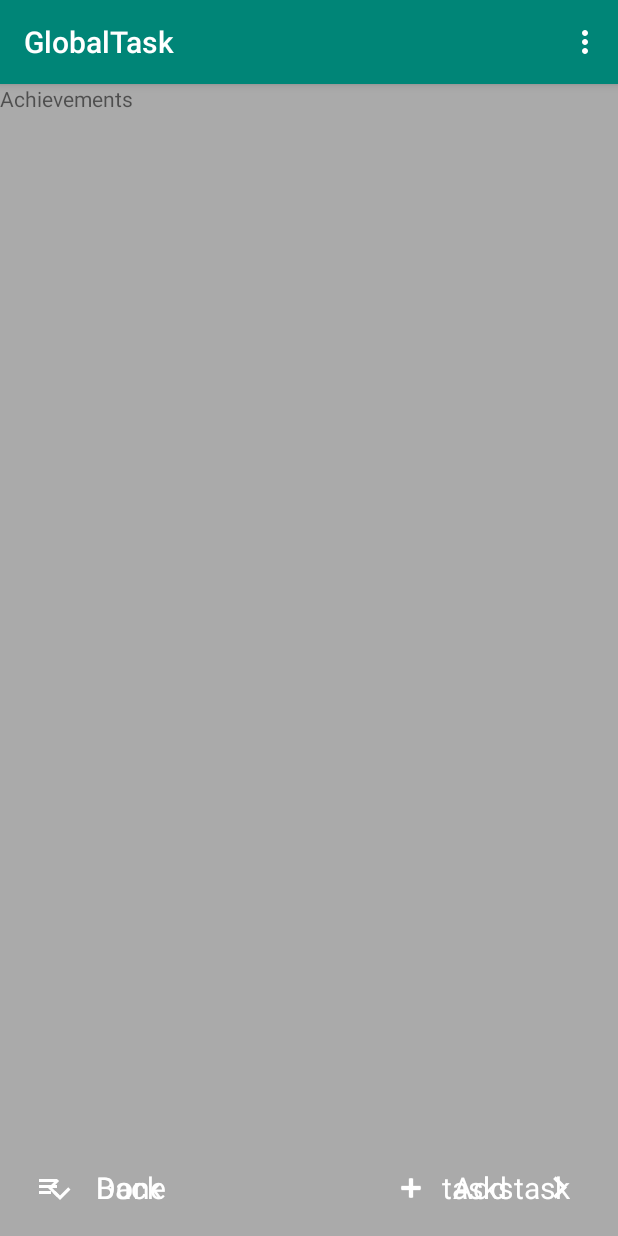
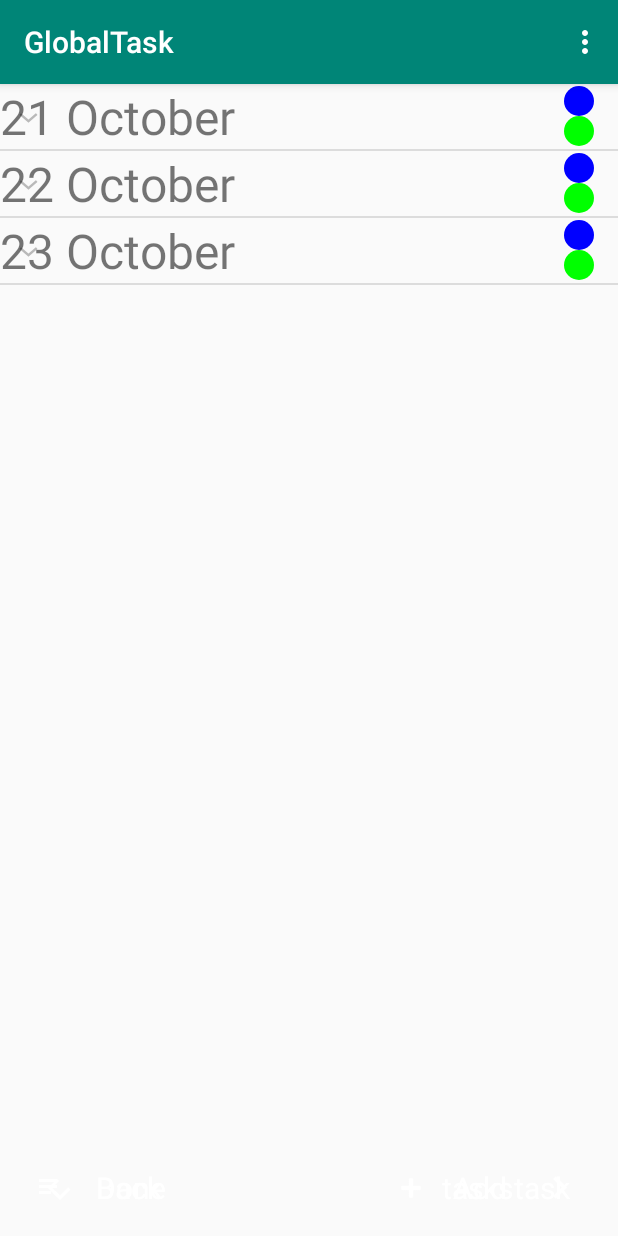
Before and after one commit to MohammedIbrahim01/DTask, an Android app: the fragment AchievementsFragment placed in its activity, on a phone screen of 412 x 824 dp. Run offline under Robolectric (Android 15) with nearby library versions, the phone set to English and light mode, and no system bars; our stand-ins replace ButterKnife, Room's generated code; libraries missing offline, so code that uses them is left out: com.robertlevonyan.views; plain views replace FloatingActionLayout; 8 statements that could not run were skipped.

Commit message:
add tasks and achievements lists

```diff
--- /dev/null
+++ b/app/src/main/java/com/example/abdelazim/globaltask/achievements/AchievementAdapter.java
@@ -0,0 +1,135 @@
+package com.example.abdelazim.globaltask.achievements;
+
+import android.view.LayoutInflater;
+import android.view.View;
+import android.view.ViewGroup;
+import android.widget.BaseExpandableListAdapter;
+import android.widget.TextView;
+
+import com.example.abdelazim.globaltask.R;
+import com.example.abdelazim.globaltask.repository.model.Task;
+
+import java.util.ArrayList;
+import java.util.HashMap;
+import java.util.List;
+
+class AchievementAdapter extends BaseExpandableListAdapter {
+
+    private List<String> headerList = new ArrayList<>();
+    private HashMap<String, List<Task>> listHashMap = new HashMap<>();
+
+
+    public void setHeaderList(List<String> headerList) {
+        this.headerList = headerList;
+    }
+
+    public void setListHashMap(HashMap<String, List<Task>> listHashMap) {
+        this.listHashMap = listHashMap;
+    }
+
+    @Override
+    public int getGroupCount() {
+        return headerList.size();
+    }
+
+    @Override
+    public int getChildrenCount(int groupPosition) {
+        List<Task> taskList = listHashMap.get(headerList.get(groupPosition));
+        if (taskList == null)
+            return 0;
+        return taskList.size();
+    }
+
+    @Override
+    public Object getGroup(int groupPosition) {
+        return headerList.get(groupPosition);
+    }
+
+    @Override
+    public Object getChild(int groupPosition, int childPosition) {
+        List<Task> taskList = listHashMap.get(headerList.get(groupPosition));
+        if (taskList == null)
+            return null;
+        return taskList.get(childPosition);
+    }
+
+    @Override
+    public long getGroupId(int groupPosition) {
+        return groupPosition;
+    }
+
+    @Override
+    public long getChildId(int groupPosition, int childPosition) {
+        return childPosition;
+    }
+
+    @Override
+    public boolean hasStableIds() {
+        return false;
+    }
+
+    @Override
+    public View getGroupView(int groupPosition, boolean isExpanded, View convertView, ViewGroup parent) {
+
+        if (convertView == null)
+            convertView = LayoutInflater.from(parent.getContext()).inflate(R.layout.header_achievements_list, parent, false);
+        if (isExpanded)
+            convertView.setBackgroundColor(parent.getResources().getColor(R.color.colorAccent));
+        else
+            convertView.setBackgroundColor(parent.getResources().getColor(android.R.color.transparent));
+
+        String headerTitle = (String) getGroup(groupPosition);
+        HeaderViewHolder viewHolder = new HeaderViewHolder(convertView);
+
+        viewHolder.setDate(headerTitle);
+
+        return convertView;
+    }
+
+    @Override
+    public View getChildView(int groupPosition, int childPosition, boolean isLastChild, View convertView, ViewGroup parent) {
+        if (convertView == null)
+            convertView = LayoutInflater.from(parent.getContext()).inflate(R.layout.item_achievements_list, parent, false);
+        ChildViewHolder viewHolder = new ChildViewHolder(convertView);
+        Task currentTask = (Task) getChild(groupPosition, childPosition);
+        viewHolder.setTitle(currentTask.getTitle());
+        viewHolder.setDescription(currentTask.getDescription());
+
+        return convertView;
+    }
+
+    @Override
+    public boolean isChildSelectable(int groupPosition, int childPosition) {
+        return false;
+    }
+
+    public class HeaderViewHolder {
+        TextView dateTextView;
+
+        public HeaderViewHolder(View itemView) {
+            dateTextView = itemView.findViewById(R.id.header_date_textView);
+        }
+
+        public void setDate(String time) {
+            dateTextView.setText(time);
+        }
+    }
+
+    public class ChildViewHolder {
+        TextView achievementTitleTextView, achievementDescriptionTextView;
+
+        public ChildViewHolder(View itemView) {
+            achievementTitleTextView = itemView.findViewById(R.id.achievement_title_textView);
+            achievementDescriptionTextView = itemView.findViewById(R.id.achievement_description_textView);
+        }
+
+        public void setDescription(String description) {
+            achievementDescriptionTextView.setText(description);
+        }
+
+        public void setTitle(String title) {
+            achievementTitleTextView.setText(title);
+        }
+    }
+
+}
--- a/app/src/main/java/com/example/abdelazim/globaltask/achievements/AchievementsFragment.java
+++ b/app/src/main/java/com/example/abdelazim/globaltask/achievements/AchievementsFragment.java
@@ -1,5 +1,6 @@
 package com.example.abdelazim.globaltask.achievements;
 
+import android.arch.lifecycle.Observer;
 import android.arch.lifecycle.ViewModelProviders;
 import android.os.Bundle;
 import android.support.annotation.NonNull;
@@ -8,12 +9,18 @@
 import android.view.LayoutInflater;
 import android.view.View;
 import android.view.ViewGroup;
+import android.widget.ExpandableListView;
 
 import com.example.abdelazim.globaltask.R;
+import com.example.abdelazim.globaltask.repository.model.Task;
+
+import java.util.List;
 
 public class AchievementsFragment extends Fragment {
 
     private AchievementsViewModel mViewModel;
+    private ExpandableListView achievementsExpandableListView;
+    private AchievementAdapter adapter;
 
     public static AchievementsFragment newInstance() {
         return new AchievementsFragment();
@@ -22,14 +29,38 @@
     @Override
     public View onCreateView(@NonNull LayoutInflater inflater, @Nullable ViewGroup container,
                              @Nullable Bundle savedInstanceState) {
-        return inflater.inflate(R.layout.achievements_fragment, container, false);
+        View view = inflater.inflate(R.layout.achievements_fragment, container, false);
+
+        setupExpandableListViewWithAdapter(view);
+
+        mViewModel = ViewModelProviders.of(this).get(AchievementsViewModel.class);
+
+        mViewModel.start(getContext(), adapter);
+
+        mViewModel.getAchievementsList().observe(this, new Observer<List<Task>>() {
+            @Override
+            public void onChanged(@Nullable List<Task> achievements) {
+
+                mViewModel.displayAchievements(achievements);
+            }
+        });
+
+        achievementsExpandableListView.setOnChildClickListener(new ExpandableListView.OnChildClickListener() {
+            @Override
+            public boolean onChildClick(ExpandableListView parent, View v, int groupPosition, int childPosition, long id) {
+                int index = parent.getFlatListPosition(ExpandableListView.getPackedPositionForChild(groupPosition, childPosition));
+                parent.setItemChecked(groupPosition, true);
+                return true;
+            }
+        });
+
+        return view;
     }
 
-    @Override
-    public void onActivityCreated(@Nullable Bundle savedInstanceState) {
-        super.onActivityCreated(savedInstanceState);
-        mViewModel = ViewModelProviders.of(this).get(AchievementsViewModel.class);
-        // TODO: Use the ViewModel
+    private void setupExpandableListViewWithAdapter(View view) {
+
+        adapter = new AchievementAdapter();
+        achievementsExpandableListView = view.findViewById(R.id.achievements_expandableListView);
+        achievementsExpandableListView.setAdapter(adapter);
     }
-
 }
--- a/app/src/main/java/com/example/abdelazim/globaltask/achievements/AchievementsViewModel.java
+++ b/app/src/main/java/com/example/abdelazim/globaltask/achievements/AchievementsViewModel.java
@@ -1,7 +1,45 @@
 package com.example.abdelazim.globaltask.achievements;
 
+import android.arch.lifecycle.LiveData;
 import android.arch.lifecycle.ViewModel;
+import android.content.Context;
+
+import com.example.abdelazim.globaltask.repository.local.AppDatabase;
+import com.example.abdelazim.globaltask.repository.model.Task;
+import com.example.abdelazim.globaltask.tasks.TaskAdapter;
+
+import java.util.ArrayList;
+import java.util.HashMap;
+import java.util.List;
 
 public class AchievementsViewModel extends ViewModel {
-    // TODO: Implement the ViewModel
+
+
+    private LiveData<List<Task>> achievementsList;
+    private AchievementAdapter adapter;
+
+    public void start(Context context, AchievementAdapter adapter) {
+
+        this.adapter = adapter;
+        achievementsList = AppDatabase.getInstance(context).taskDao().getAchievements();
+    }
+
+    public LiveData<List<Task>> getAchievementsList() {
+        return achievementsList;
+    }
+
+    public void displayAchievements(List<Task> achievements) {
+
+        List<String> headerList = new ArrayList<>();
+        headerList.add("21 October");
+        headerList.add("22 October");
+        headerList.add("23 October");
+        adapter.setHeaderList(headerList);
+        HashMap<String, List<Task>> hashMap = new HashMap<>();
+        hashMap.put(headerList.get(0), achievements);
+        hashMap.put(headerList.get(1), achievements);
+        hashMap.put(headerList.get(2), achievements);
+        adapter.setListHashMap(hashMap);
+        adapter.notifyDataSetChanged();
+    }
 }
--- /dev/null
+++ b/app/src/main/java/com/example/abdelazim/globaltask/tasks/TaskAdapter.java
@@ -0,0 +1,71 @@
+package com.example.abdelazim.globaltask.tasks;
+
+import android.support.annotation.NonNull;
+import android.support.v7.widget.RecyclerView;
+import android.view.LayoutInflater;
+import android.view.View;
+import android.view.ViewGroup;
+import android.widget.TextView;
+
+import com.example.abdelazim.globaltask.R;
+import com.example.abdelazim.globaltask.repository.model.Task;
+
+import java.util.ArrayList;
+import java.util.List;
+
+public class TaskAdapter extends RecyclerView.Adapter<TaskAdapter.ViewHolder> {
+
+    private List<Task> taskList = new ArrayList<>();
+
+    public List<Task> getTaskList() {
+        return taskList;
+    }
+
+    public void setTaskList(List<Task> taskList) {
+        this.taskList = taskList;
+    }
+
+    @NonNull
+    @Override
+    public ViewHolder onCreateViewHolder(@NonNull ViewGroup viewGroup, int i) {
+        View view = LayoutInflater.from(viewGroup.getContext()).inflate(R.layout.item_tasks_list, viewGroup, false);
+
+        return new ViewHolder(view);
+    }
+
+    @Override
+    public void onBindViewHolder(@NonNull ViewHolder viewHolder, int i) {
+        Task currentTask = taskList.get(i);
+        viewHolder.setTitle(currentTask.getTitle());
+        viewHolder.setDescription(currentTask.getDescription());
+        viewHolder.setTime(String.valueOf(currentTask.getTime()));
+    }
+
+    @Override
+    public int getItemCount() {
+        return taskList.size();
+    }
+
+    public class ViewHolder extends RecyclerView.ViewHolder {
+        TextView taskTitleTextView, taskDescriptionTextView, taskTimeTextView;
+
+        public ViewHolder(@NonNull View itemView) {
+            super(itemView);
+            taskTitleTextView = itemView.findViewById(R.id.task_title_textView);
+            taskDescriptionTextView = itemView.findViewById(R.id.task_description_textView);
+            taskTimeTextView = itemView.findViewById(R.id.task_time_textView);
+        }
+
+        public void setTitle(String title) {
+            taskTitleTextView.setText(title);
+        }
+
+        public void setDescription(String description) {
+            taskDescriptionTextView.setText(description);
+        }
+
+        public void setTime(String time) {
+            taskTimeTextView.setText(time);
+        }
+    }
+}
--- a/app/src/main/java/com/example/abdelazim/globaltask/tasks/TasksFragment.java
+++ b/app/src/main/java/com/example/abdelazim/globaltask/tasks/TasksFragment.java
@@ -1,35 +1,73 @@
 package com.example.abdelazim.globaltask.tasks;
 
+import android.arch.lifecycle.Observer;
 import android.arch.lifecycle.ViewModelProviders;
 import android.os.Bundle;
 import android.support.annotation.NonNull;
 import android.support.annotation.Nullable;
 import android.support.v4.app.Fragment;
+import android.support.v7.widget.LinearLayoutManager;
+import android.support.v7.widget.RecyclerView;
 import android.view.LayoutInflater;
 import android.view.View;
 import android.view.ViewGroup;
 
 import com.example.abdelazim.globaltask.R;
+import com.example.abdelazim.globaltask.repository.model.Task;
+
+import java.util.List;
 
 public class TasksFragment extends Fragment {
 
     private TasksViewModel mViewModel;
+    private RecyclerView tasksRecyclerView;
+    private TaskAdapter adapter;
+
 
     public static TasksFragment newInstance() {
         return new TasksFragment();
     }
 
+
     @Override
     public View onCreateView(@NonNull LayoutInflater inflater, @Nullable ViewGroup container,
                              @Nullable Bundle savedInstanceState) {
-        return inflater.inflate(R.layout.tasks_fragment, container, false);
+
+        View view = inflater.inflate(R.layout.tasks_fragment, container, false);
+
+        setupRecyclerViewWithAdapter(view);
+
+        mViewModel = ViewModelProviders.of(this).get(TasksViewModel.class);
+
+        mViewModel.start(getContext(), adapter);
+
+        mViewModel.getTaskList().observe(this, new Observer<List<Task>>() {
+            @Override
+            public void onChanged(@Nullable List<Task> tasks) {
+
+                mViewModel.displayTasks(tasks);
+            }
+        });
+
+        return view;
     }
 
-    @Override
-    public void onActivityCreated(@Nullable Bundle savedInstanceState) {
-        super.onActivityCreated(savedInstanceState);
-        mViewModel = ViewModelProviders.of(this).get(TasksViewModel.class);
-        // TODO: Use the ViewModel
+
+    /**
+     * Get reference to recyclerView
+     *
+     * Instantiate TaskAdapter
+     *
+     * set adapter and LayoutManager
+     *
+     * @param view
+     */
+    private void setupRecyclerViewWithAdapter(View view) {
+
+        adapter = new TaskAdapter();
+        tasksRecyclerView = view.findViewById(R.id.tasks_recyclerView);
+        tasksRecyclerView.setLayoutManager(new LinearLayoutManager(getContext()));
+        tasksRecyclerView.setAdapter(adapter);
+        tasksRecyclerView.setHasFixedSize(true);
     }
-
 }
--- a/app/src/main/java/com/example/abdelazim/globaltask/tasks/TasksViewModel.java
+++ b/app/src/main/java/com/example/abdelazim/globaltask/tasks/TasksViewModel.java
@@ -1,7 +1,32 @@
 package com.example.abdelazim.globaltask.tasks;
 
+import android.arch.lifecycle.LiveData;
 import android.arch.lifecycle.ViewModel;
+import android.content.Context;
+
+import com.example.abdelazim.globaltask.repository.local.AppDatabase;
+import com.example.abdelazim.globaltask.repository.model.Task;
+
+import java.util.List;
 
 public class TasksViewModel extends ViewModel {
-    // TODO: Implement the ViewModel
+
+    private LiveData<List<Task>> taskList;
+    private TaskAdapter adapter;
+
+    public void start(Context context, TaskAdapter adapter) {
+
+        this.adapter = adapter;
+        taskList = AppDatabase.getInstance(context).taskDao().getTasks();
+    }
+
+    public LiveData<List<Task>> getTaskList() {
+        return taskList;
+    }
+
+    public void displayTasks(List<Task> tasks) {
+
+        adapter.setTaskList(tasks);
+        adapter.notifyDataSetChanged();
+    }
 }
--- /dev/null
+++ b/app/src/main/res/drawable/done_mark.xml
@@ -0,0 +1,7 @@
+<?xml version="1.0" encoding="utf-8"?>
+<shape xmlns:android="http://schemas.android.com/apk/res/android"
+    android:shape="oval">
+
+    <solid android:color="@color/colorDoneMark" />
+
+</shape>
--- /dev/null
+++ b/app/src/main/res/drawable/non_done_mark.xml
@@ -0,0 +1,7 @@
+<?xml version="1.0" encoding="utf-8"?>
+<shape xmlns:android="http://schemas.android.com/apk/res/android"
+    android:shape="oval">
+
+    <solid android:color="@color/colorNonDoneMark" />
+
+</shape>
--- a/app/src/main/res/layout/achievements_fragment.xml
+++ b/app/src/main/res/layout/achievements_fragment.xml
@@ -1,14 +1,8 @@
 <?xml version="1.0" encoding="utf-8"?>
-<FrameLayout xmlns:android="http://schemas.android.com/apk/res/android"
+<ExpandableListView xmlns:android="http://schemas.android.com/apk/res/android"
     xmlns:tools="http://schemas.android.com/tools"
+    android:id="@+id/achievements_expandableListView"
     android:layout_width="match_parent"
     android:layout_height="match_parent"
-    android:background="@android:color/darker_gray"
-    tools:context=".achievements.AchievementsFragment">
-
-    <TextView
-        android:layout_width="match_parent"
-        android:layout_height="match_parent"
-        android:text="Achievements" />
-
-</FrameLayout>
+    android:choiceMode="singleChoice"
+    tools:context=".achievements.AchievementsFragment" />
--- /dev/null
+++ b/app/src/main/res/layout/header_achievements_list.xml
@@ -0,0 +1,66 @@
+<?xml version="1.0" encoding="utf-8"?>
+<RelativeLayout xmlns:android="http://schemas.android.com/apk/res/android"
+    xmlns:tools="http://schemas.android.com/tools"
+    android:layout_width="match_parent"
+    android:layout_height="wrap_content">
+
+    <TextView
+        android:id="@+id/header_date_textView"
+        android:layout_width="wrap_content"
+        android:layout_height="wrap_content"
+        android:textSize="32sp"
+        tools:text="22 October" />
+
+    <LinearLayout
+        android:layout_width="wrap_content"
+        android:layout_height="wrap_content"
+        android:layout_alignParentEnd="true"
+        android:layout_alignParentRight="true"
+        android:layout_centerVertical="true"
+        android:layout_marginEnd="16dp"
+        android:layout_marginRight="16dp"
+        android:orientation="vertical">
+
+        <LinearLayout
+            android:layout_width="wrap_content"
+            android:layout_height="wrap_content">
+
+            <TextView
+                android:id="@+id/header_done_numbers"
+                android:layout_width="wrap_content"
+                android:layout_height="wrap_content"
+                android:textColor="@android:color/black"
+                tools:text="6" />
+
+            <TextView
+                android:layout_width="20dp"
+                android:layout_height="20dp"
+                android:layout_marginStart="4dp"
+                android:layout_marginLeft="4dp"
+                android:background="@drawable/done_mark" />
+
+        </LinearLayout>
+
+        <LinearLayout
+            android:layout_width="wrap_content"
+            android:layout_height="wrap_content">
+
+            <TextView
+                android:id="@+id/header_nonDone_numbers"
+                android:layout_width="wrap_content"
+                android:layout_height="wrap_content"
+                android:textColor="@android:color/black"
+                tools:text="2" />
+
+            <TextView
+                android:layout_width="20dp"
+                android:layout_height="20dp"
+                android:layout_marginStart="4dp"
+                android:layout_marginLeft="4dp"
+                android:background="@drawable/non_done_mark" />
+
+        </LinearLayout>
+
+    </LinearLayout>
+
+</RelativeLayout>
--- a/app/src/main/res/values/colors.xml
+++ b/app/src/main/res/values/colors.xml
@@ -3,4 +3,6 @@
     <color name="colorPrimary">#008577</color>
     <color name="colorPrimaryDark">#00574B</color>
     <color name="colorAccent">#D81B60</color>
+    <color name="colorDoneMark">#0000FF</color>
+    <color name="colorNonDoneMark">#00FF00</color>
 </resources>
```
Also changed, not shown: app/src/main/res/layout/item_achievements_list.xml (added, +34 -0 lines), app/src/main/res/layout/item_tasks_list.xml (added, +40 -0 lines), app/src/main/res/layout/tasks_fragment.xml (+3 -9 lines).
